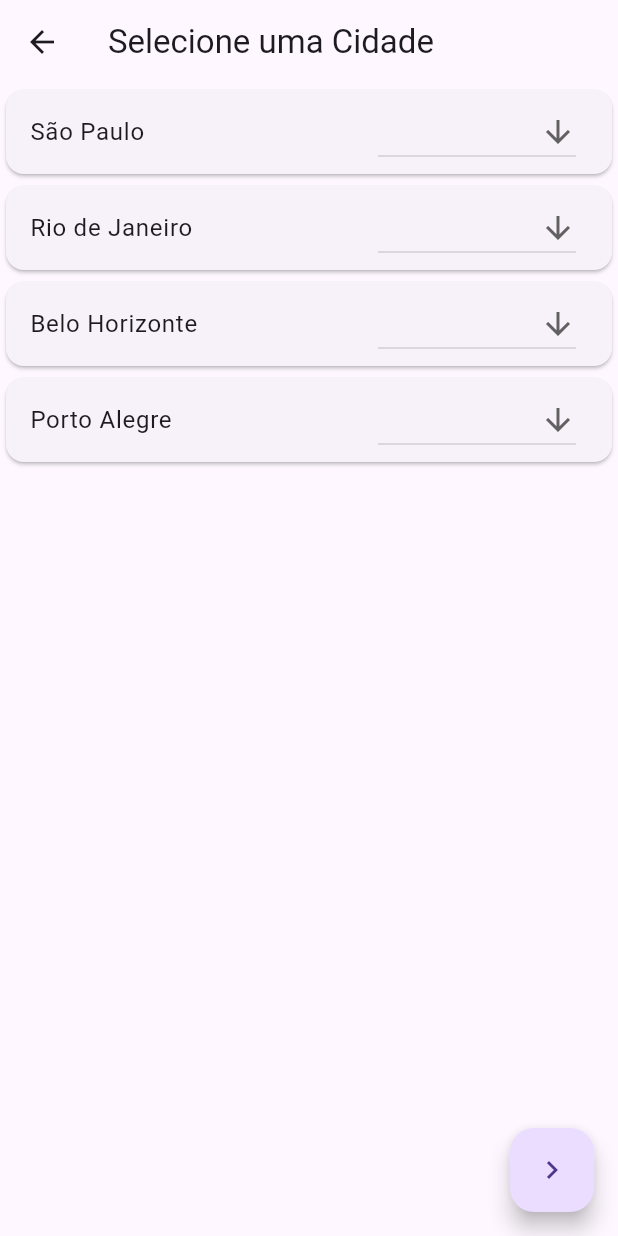
After one commit to Coppi1/flutter-examples, a Flutter app: the teste_outro screen opened directly, after a tap on the "navigate next" icon, on a phone screen of 412 x 824 dp. The commit adds this screen. Run offline on Flutter 3.47's test engine with Material 3 defaults, Android fonts, the phone set to English and light mode, and no system bars.

Commit message:
Att final

```diff
--- a/colaprova_marinke/lib/Screens/scr_teste.dart
+++ b/colaprova_marinke/lib/Screens/scr_teste.dart
@@ -13,7 +13,7 @@ class _scr_testeState extends State<scr_teste> {
     return MaterialApp(
       home: Scaffold(
           appBar: AppBar(
-        title: Text("Teste passada"),
+        title: const Text("Teste passada"),
       )),
     );
   }
--- /dev/null
+++ b/colaprova_marinke/lib/Screens/tela_teste_outra.dart
@@ -0,0 +1,92 @@
+import 'package:flutter/material.dart';
+
+class teste_outro extends StatefulWidget {
+  const teste_outro({super.key});
+
+  @override
+  State<teste_outro> createState() => _teste_outroState();
+}
+
+class _teste_outroState extends State<teste_outro> {
+  String? selectedCity;
+
+  @override
+  Widget build(BuildContext context) {
+    return Scaffold(
+      appBar: AppBar(
+        title: const Text('Selecione uma Cidade'),
+      ),
+      body: ListView(
+        children: <Widget>[
+          _buildCard('São Paulo'),
+          _buildCard('Rio de Janeiro'),
+          _buildCard('Belo Horizonte'),
+          _buildCard('Porto Alegre'),
+        ],
+      ),
+      floatingActionButton: FloatingActionButton(
+        onPressed: () {
+          if (selectedCity != null) {
+            Navigator.push(
+              context,
+              MaterialPageRoute(
+                  builder: (context) =>
+                      SecondScreen(selectedCity: selectedCity!)),
+            );
+          }
+        },
+        tooltip: 'Ir para a próxima tela',
+        child: const Icon(Icons.navigate_next),
+      ),
+    );
+  }
+
+  Widget _buildCard(String city) {
+    return Card(
+      child: ListTile(
+        title: Text(city),
+        trailing: DropdownButton<String>(
+          value: selectedCity,
+          icon: const Icon(Icons.arrow_downward),
+          onChanged: (String? newValue) {
+            setState(() {
+              selectedCity = newValue;
+            });
+          },
+          items: <String>[
+            'São Paulo',
+            'Rio de Janeiro',
+            'Belo Horizonte',
+            'Porto Alegre'
+          ].map<DropdownMenuItem<String>>((String value) {
+            return DropdownMenuItem<String>(
+              value: value,
+              child: Text(value),
+            );
+          }).toList(),
+        ),
+      ),
+    );
+  }
+}
+
+class SecondScreen extends StatelessWidget {
+  final String selectedCity;
+
+  const SecondScreen({super.key, required this.selectedCity});
+
+  @override
+  Widget build(BuildContext context) {
+    return Scaffold(
+      appBar: AppBar(
+        title: const Text('Cidade Selecionada'),
+      ),
+      body: Center(
+        child: Text(
+          'Cidade selecionada: $selectedCity',
+          style: const TextStyle(fontSize: 24),
+        ),
+      ),
+    );
+  }
+}
```
Also changed, not shown: colaprova_marinke/lib/Screens/src_home.dart (+26 -2 lines).
